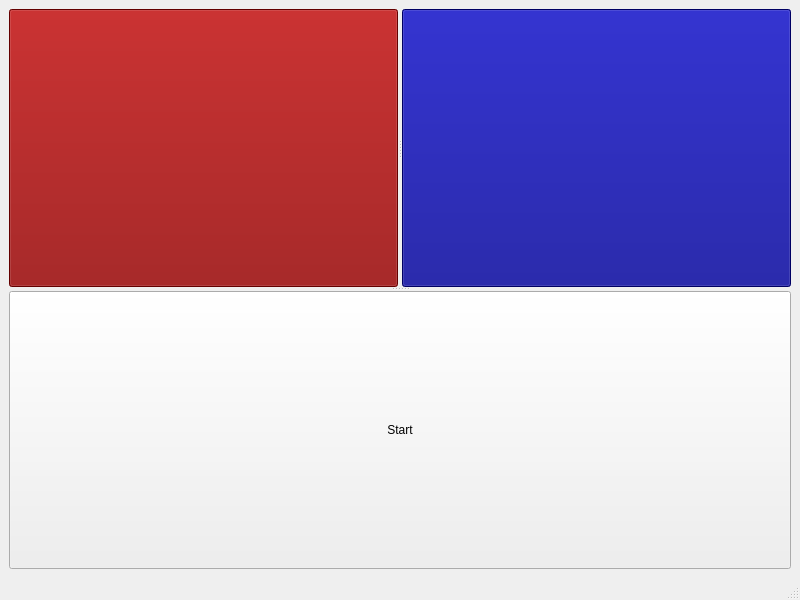
Old version of the form mainwindow.ui in the repository University-of-Utah-CS3505/a6-simon-f24-wCat321.
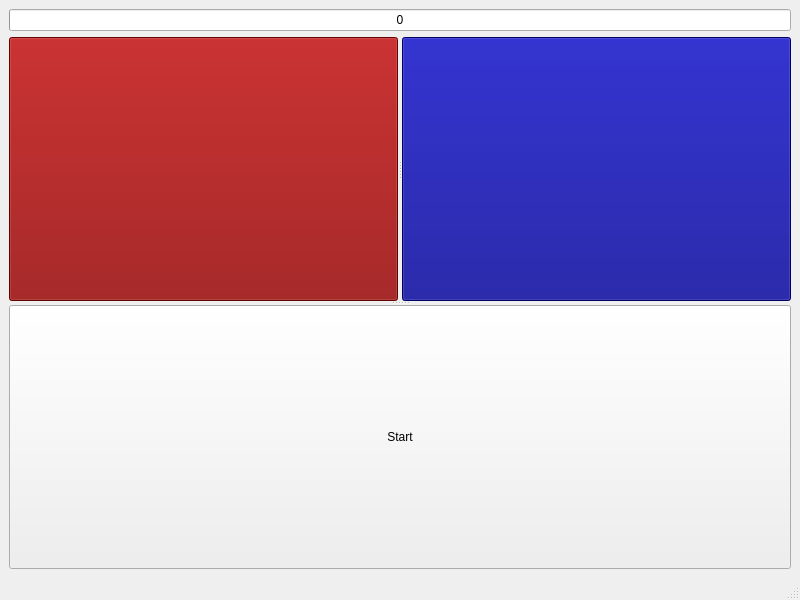
New version of the form.

Commit message:
Added forgotten progress bar
Important to read assignment instructions fully...

Patch:
```diff
--- a/mainwindow.ui
+++ b/mainwindow.ui
@@ -15,7 +15,7 @@
   </property>
   <widget class="QWidget" name="centralwidget">
    <layout class="QGridLayout" name="gridLayout_2">
-    <item row="0" column="0">
+    <item row="2" column="0">
      <widget class="QSplitter" name="splitter_2">
       <property name="sizePolicy">
        <sizepolicy hsizetype="MinimumExpanding" vsizetype="MinimumExpanding">
@@ -126,6 +126,19 @@
       </widget>
      </widget>
     </item>
+    <item row="1" column="0">
+     <widget class="QProgressBar" name="progressBar">
+      <property name="value">
+       <number>0</number>
+      </property>
+      <property name="invertedAppearance">
+       <bool>false</bool>
+      </property>
+      <property name="format">
+       <string>%v</string>
+      </property>
+     </widget>
+    </item>
    </layout>
   </widget>
   <widget class="QMenuBar" name="menubar">
```
The commit also changes 2 other files.
